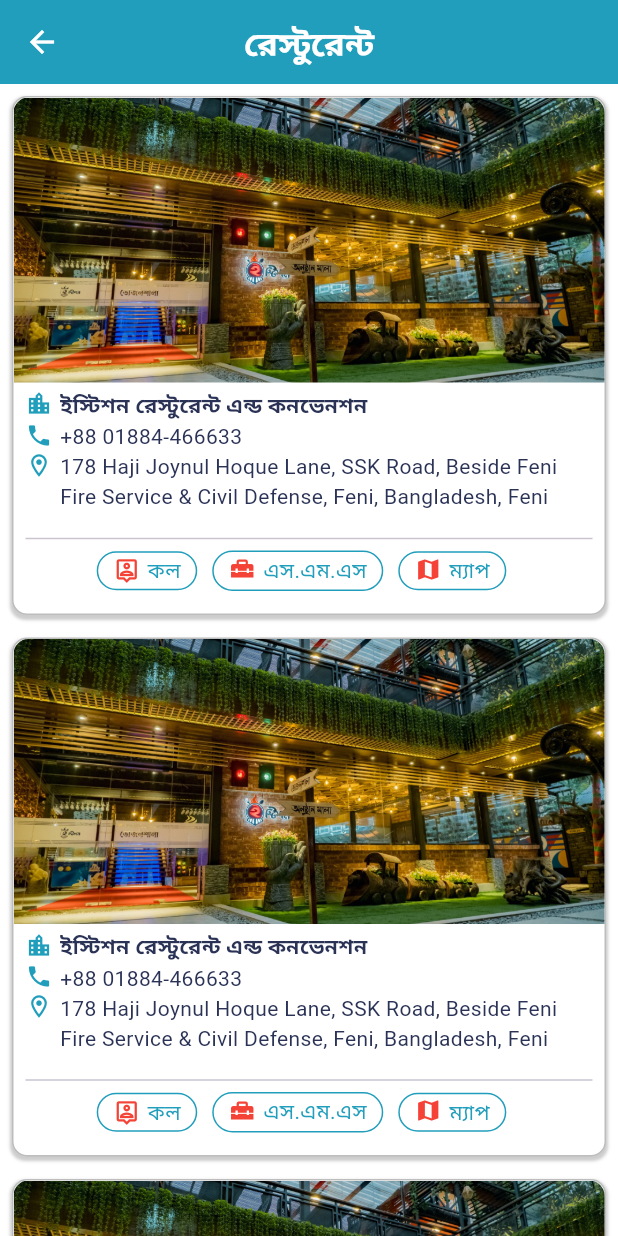
After one commit to saeid721/feni_city, a Flutter app: the RestaurantsScreen screen opened directly, on a phone screen of 412 x 824 dp. The commit adds this screen. Run offline on Flutter 3.47's test engine with Material 3 defaults, Android fonts, the phone set to English and light mode, and no system bars; our stand-ins replace carousel_slider, get, share_plus, shimmer, webview_flutter; Roboto replaces fonts that are missing (Poppins, Potta).

Commit message:
restaurant update

```diff
--- a/lib/views/home_screen.dart
+++ b/lib/views/home_screen.dart
@@ -26,6 +26,7 @@ import 'joruri_seba_screen/joruri_seba_screen.dart';
 import 'news_creeen/news_screen.dart';
 import 'parlour_screen/parlour_screen.dart';
 import 'rant_car_screen/rant_car_screen.dart';
+import 'restaurants_screen/restaurants_screen.dart';
 import 'thana_polish_screen/thana_polish_screen.dart';
 import 'tourist_places_screen/tourist_places_screen.dart';
 import 'train_screen/train_web_view_screen.dart';
@@ -241,7 +242,7 @@ class _HomeScreenState extends State<HomeScreen> {
                                 Get.to(()=> const HotelScreen());
                                 break;
                               case 15:
-                                Get.to(()=> const DoctorScreen());
+                                Get.to(()=> const RestaurantsScreen());
                                 break;
                               case 16:
                                 Get.to(()=> const DoctorScreen());
--- /dev/null
+++ b/lib/views/restaurants_screen/components/restaurants_widget.dart
@@ -0,0 +1,272 @@
+import 'package:flutter/material.dart';
+import 'package:get/get.dart';
+import 'package:url_launcher/url_launcher.dart';
+import '../../../../../../global/constants/colors_resources.dart';
+import '../../../../../../global/widget/global_text.dart';
+import '../../../global/constants/enum.dart';
+import '../../../global/widget/global_container.dart';
+import '../../../global/widget/global_image_loader.dart';
+import '../../../global/widget/global_sizedbox.dart';
+
+class RestaurantsWidget extends StatelessWidget {
+  final String imagePath;
+  final String title;
+  final String phone;
+  final String address;
+  final String call;
+  final String sms;
+  final String map;
+
+  final Function() onTap;
+  const RestaurantsWidget({
+    super.key,
+    required this.imagePath,
+    required this.title,
+    required this.phone,
+    required this.address,
+    required this.call,
+    required this.sms,
+    required this.map,
+    required this.onTap,
+  });
+
+  Future<void> _makePhoneCall(String phone) async {
+    final Uri launchUri = Uri(scheme: 'tel', path: phone);
+    await launchUrl(launchUri);
+  }
+
+  Future<void> _sendSMS(String phone) async {
+    final Uri smsUri = Uri(scheme: 'sms', path: phone);
+    await launchUrl(smsUri);
+  }
+
+  Future<void> _openGoogleMap(BuildContext context, String instituteName, String address) async {
+    final query = Uri.encodeComponent(" $instituteName, $address");
+    final geoUri = Uri.parse("https://www.google.com/maps/search/?api=1&query=$query");
+
+    if (await canLaunchUrl(geoUri)) {
+      await launchUrl(geoUri, mode: LaunchMode.externalApplication);
+    } else {
+      if (context.mounted) {
+        ScaffoldMessenger.of(context).showSnackBar(
+          const SnackBar(content: Text('Unable to open Google Maps app.')),
+        );
+      }
+    }
+  }
+
+  @override
+  Widget build(BuildContext context) {
+    return GestureDetector(
+      onTap: onTap,
+      child: GlobalContainer(
+        padding: const EdgeInsets.only(bottom: 15),
+        margin: const EdgeInsets.only(bottom: 15,),
+        borderRadiusCircular: 10,
+        borderColor: ColorRes.borderColor,
+        elevation: 1,
+        child: Column(
+          children: [
+            SizedBox(
+              width: Get.width,
+              height: 190,
+              child: ClipRRect(
+                borderRadius: BorderRadius.only(
+                  topLeft: Radius.circular(10),
+                  topRight: Radius.circular(10),
+                ),
+                child: GlobalImageLoader(
+                  imagePath: imagePath,
+                  fit: BoxFit.cover,
+                  imageFor: ImageFor.asset,
+                ),
+              ),
+            ),
+
+            sizedBoxH(5),
+            Padding(
+              padding: const EdgeInsets.only(left: 8.0, right: 8),
+              child: Column(
+                children: [
+                  Row(
+                    crossAxisAlignment: CrossAxisAlignment.start,
+                    children: [
+                      const Icon(
+                        Icons.location_city,
+                        size: 18,
+                        color: ColorRes.primaryColor,
+                      ),
+                      sizedBoxW(5),
+                      Flexible(
+                        child: GlobalText(
+                          str: title,
+                          fontSize: 14,
+                          fontWeight: FontWeight.w600,
+                          color: ColorRes.textColor,
+                          maxLines: 2,
+                          overflow: TextOverflow.ellipsis,
+                        ),
+                      ),
+                    ],
+                  ),
+                  Row(
+                    crossAxisAlignment: CrossAxisAlignment.start,
+                    children: [
+                      const Icon(
+                        Icons.phone,
+                        size: 18,
+                        color: ColorRes.primaryColor,
+                      ),
+                      sizedBoxW(5),
+                      GlobalText(
+                        str: phone,
+                        fontSize: 14,
+                        fontWeight: FontWeight.w400,
+                        color: ColorRes.textColor,
+                        overflow: TextOverflow.ellipsis,
+                      ),
+                    ],
+                  ),
+                  Row(
+                    crossAxisAlignment: CrossAxisAlignment.start,
+                    children: [
+                      const Icon(
+                        Icons.location_on_outlined,
+                        size: 18,
+                        color: ColorRes.primaryColor,
+                      ),
+                      sizedBoxW(5),
+                      Flexible(
+                        child: GlobalText(
+                          str: address,
+                          fontSize: 14,
+                          fontWeight: FontWeight.w400,
+                          color: ColorRes.textColor,
+                          maxLines: 2,
+                          overflow: TextOverflow.ellipsis,
+                        ),
+                      ),
+                    ],
+                  ),
+                ],
+              ),
+            ),
+            sizedBoxH(10),
+            Padding(
+              padding: const EdgeInsets.only(left: 8.0, right: 8),
+              child: const Divider(),
+            ),
+            Row(
+              crossAxisAlignment: CrossAxisAlignment.center,
+              mainAxisAlignment: MainAxisAlignment.center,
+              children: [
+                GestureDetector(
+                  onTap: () => _makePhoneCall(phone),
+                  child: Container(
+                    padding: const EdgeInsets.only(
+                        left: 10, right: 10, top: 2, bottom: 2),
+                    decoration: BoxDecoration(
+                      border: Border.all(
+                        color: ColorRes.primaryColor,
+                        width: 1.0,
+                      ),
+                      borderRadius: BorderRadius.circular(30),
+                      color: Colors.white,
+                    ),
+                    child: Row(
+                      crossAxisAlignment: CrossAxisAlignment.center,
+                      children: [
+                        const Icon(
+                          Icons.person_pin_outlined,
+                          size: 18,
+                          color: ColorRes.red,
+                        ),
+                        sizedBoxW(5),
+                        GlobalText(
+                          str: call,
+                          fontSize: 14,
+                          fontWeight: FontWeight.w400,
+                          color: ColorRes.primaryColor,
+                        ),
+                      ],
+                    ),
+                  ),
+                ),
+                sizedBoxW(10),
+                GestureDetector(
+                  onTap: () => _sendSMS(phone),
+                  child: Container(
+                    padding: const EdgeInsets.only(
+                        left: 10, right: 10, top: 2, bottom: 2),
+                    decoration: BoxDecoration(
+                      border: Border.all(
+                        color: ColorRes.primaryColor,
+                        width: 1.0,
+                      ),
+                      borderRadius: BorderRadius.circular(30),
+                      color: Colors.white,
+                    ),
+                    child: Row(
+                      crossAxisAlignment: CrossAxisAlignment.start,
+                      children: [
+                        const Icon(
+                          Icons.home_repair_service,
+                          size: 18,
+                          color: ColorRes.red,
+                        ),
+                        sizedBoxW(5),
+                        GlobalText(
+                          str: sms,
+                          fontSize: 14,
+                          fontWeight: FontWeight.w400,
+                          maxLines: 2,
+                          color: ColorRes.primaryColor,
+                          overflow: TextOverflow.ellipsis,
+                        ),
+                      ],
+                    ),
+                  ),
+                ),
+                sizedBoxW(10),
+                GestureDetector(
+                  onTap: () => _openGoogleMap(context, title, address ),
+                  child: Container(
+                    padding: const EdgeInsets.only(
+                        left: 10, right: 10, top: 2, bottom: 2),
+                    decoration: BoxDecoration(
+                      border: Border.all(
+                        color: ColorRes.primaryColor,
+                        width: 1.0,
+                      ),
+                      borderRadius: BorderRadius.circular(30),
+                      color: Colors.white,
+                    ),
+                    child: Row(
+                      crossAxisAlignment: CrossAxisAlignment.start,
+                      children: [
+                        const Icon(
+                          Icons.map,
+                          size: 18,
+                          color: ColorRes.red,
+                        ),
+                        sizedBoxW(5),
+                        GlobalText(
+                          str: map,
+                          fontSize: 14,
+                          fontWeight: FontWeight.w400,
+                          color: ColorRes.primaryColor,
+                          overflow: TextOverflow.ellipsis,
+                        ),
+                      ],
+                    ),
+                  ),
+                ),
+                sizedBoxW(10),
+              ],
+            ),
+          ],
+        ),
+      ),
+    );
+  }
+}
--- /dev/null
+++ b/lib/views/restaurants_screen/restaurants_screen.dart
@@ -0,0 +1,62 @@
+import 'package:flutter/material.dart';
+import '../../global/widget/custom_app_bar.dart';
+import 'components/restaurants_widget.dart';
+
+class RestaurantsScreen extends StatefulWidget {
+  const RestaurantsScreen({super.key});
+
+  @override
+  State<RestaurantsScreen> createState() => _RestaurantsScreenState();
+}
+
+class _RestaurantsScreenState extends State<RestaurantsScreen> {
+
+  @override
+  void initState() {
+    // TODO: implement initState
+    super.initState();
+  }
+
+  @override
+  Widget build(BuildContext context) {
+    return Scaffold(
+      backgroundColor: Colors.white,
+      resizeToAvoidBottomInset: false,
+      appBar: PreferredSize(
+        preferredSize: const Size.fromHeight(56),
+        child: GlobalAppBar(
+          title: 'রেস্টুরেন্ট',
+          notiOnTap: () {},
+        ),
+      ),
+      body: SingleChildScrollView(
+        child: Padding(
+          padding: const EdgeInsets.all(8.0),
+          child: Column(
+            children: [
+            ListView.builder(
+            itemCount: 5,
+            shrinkWrap: true,
+            physics: const NeverScrollableScrollPhysics(),
+            itemBuilder: (ctx, index) {
+              return RestaurantsWidget(
+                title: 'ইস্টিশন রেস্টুরেন্ট এন্ড কনভেনশন',
+                phone: "+88 01884-466633",
+                address: '178 Haji Joynul Hoque Lane, SSK Road, Beside Feni Fire Service & Civil Defense, Feni, Bangladesh, Feni',
+                imagePath: 'assets/images/restaurants/restaurant.jpg',
+                call: "কল",
+                sms: "এস.এম.এস",
+                map: "ম্যাপ",
+                onTap: () {
+
+                },
+              );
+            },
+            ),
+            ],
+          ),
+        ),
+      ),
+    );
+  }
+}
--- a/pubspec.yaml
+++ b/pubspec.yaml
@@ -43,6 +43,7 @@ flutter:
     - assets/icons/
     - assets/icons/social_ic/
     - assets/images/
+    - assets/images/restaurants/
     - assets/images/newspaper/
     - assets/images/institute/
     - assets/images/parlour/
```
Also changed, not shown: assets/images/restaurants/restaurant.jpg (added), assets/images/restaurants/restaurant2.jpg (added).
